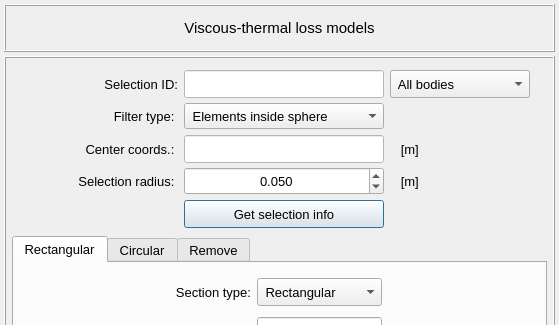
MOPT-UFSC/VIBRA, file vibra/interface/data/ui_files/model/setup/acoustic/set_viscous_thermal_model_inputs.ui: the form before one commit; both pictures show x 0 to 559 and y 0 to 325 of the 559 by 741 pixel window.
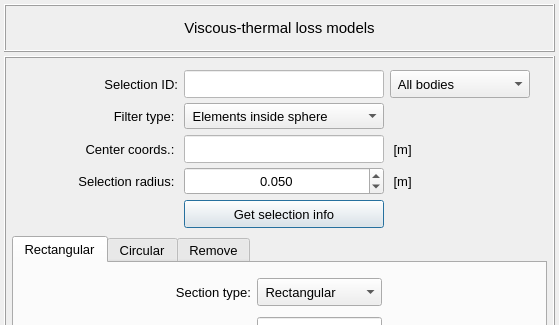
The form after the commit.

Diff of the .ui file:
```diff
--- a/vibra/interface/data/ui_files/model/setup/acoustic/set_viscous_thermal_model_inputs.ui
+++ b/vibra/interface/data/ui_files/model/setup/acoustic/set_viscous_thermal_model_inputs.ui
@@ -229,7 +229,7 @@
                 <string> [m]</string>
                </property>
                <property name="alignment">
-                <set>Qt::AlignCenter</set>
+                <set>Qt::AlignLeading|Qt::AlignLeft|Qt::AlignVCenter</set>
                </property>
               </widget>
              </item>
@@ -594,7 +594,7 @@
                 <string> [m]</string>
                </property>
                <property name="alignment">
-                <set>Qt::AlignCenter</set>
+                <set>Qt::AlignLeading|Qt::AlignLeft|Qt::AlignVCenter</set>
                </property>
               </widget>
              </item>
```
